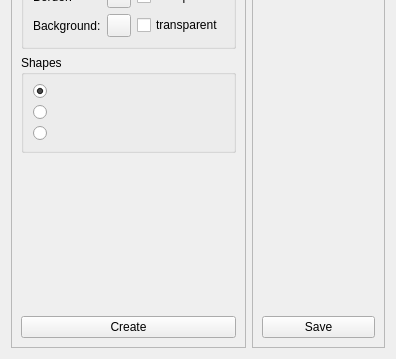
The window that Qt/my_programm/_For_tests/src/creatorbutton/src/ui/creatorbutton.ui (RinatB2017/mega_GIT) describes before a commit, drawn with Qt 5; both pictures show x 0 to 396 and y 304 to 663 of the 396 by 663 pixel window.
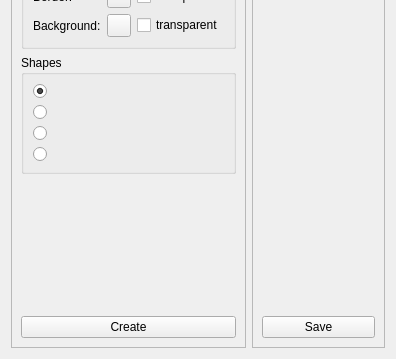
The same window after the commit. Icons and pictures are not drawn.

```diff
--- a/Qt/my_programm/_For_tests/src/creatorbutton/src/ui/creatorbutton.ui
+++ b/Qt/my_programm/_For_tests/src/creatorbutton/src/ui/creatorbutton.ui
@@ -254,6 +254,9 @@
          <item>
           <widget class="QRadioButton" name="rb_shapes_2"/>
          </item>
+         <item>
+          <widget class="QRadioButton" name="rb_shapes_3"/>
+         </item>
         </layout>
        </widget>
       </item>
```
Left out of the diff: 8 changed lines with no effect on the pictures.
